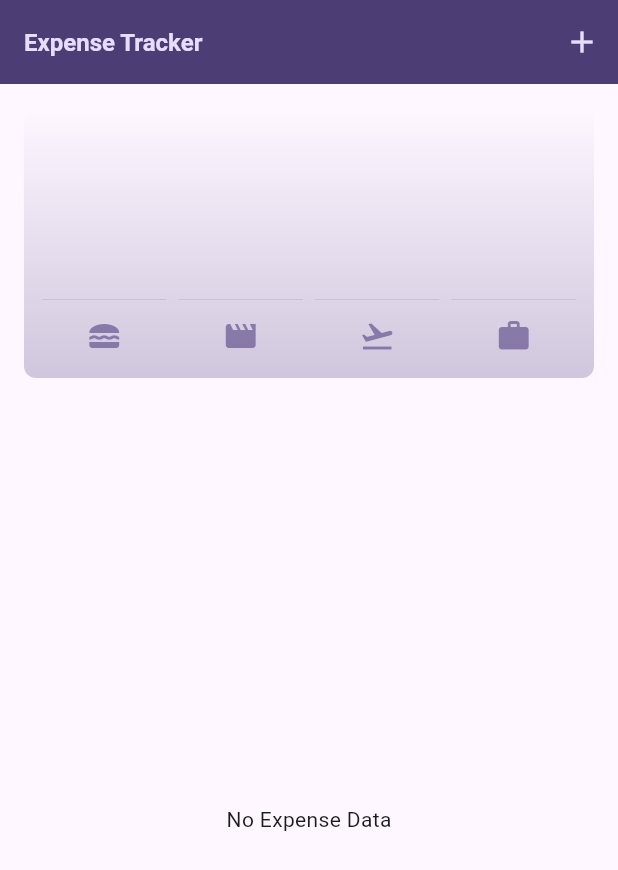
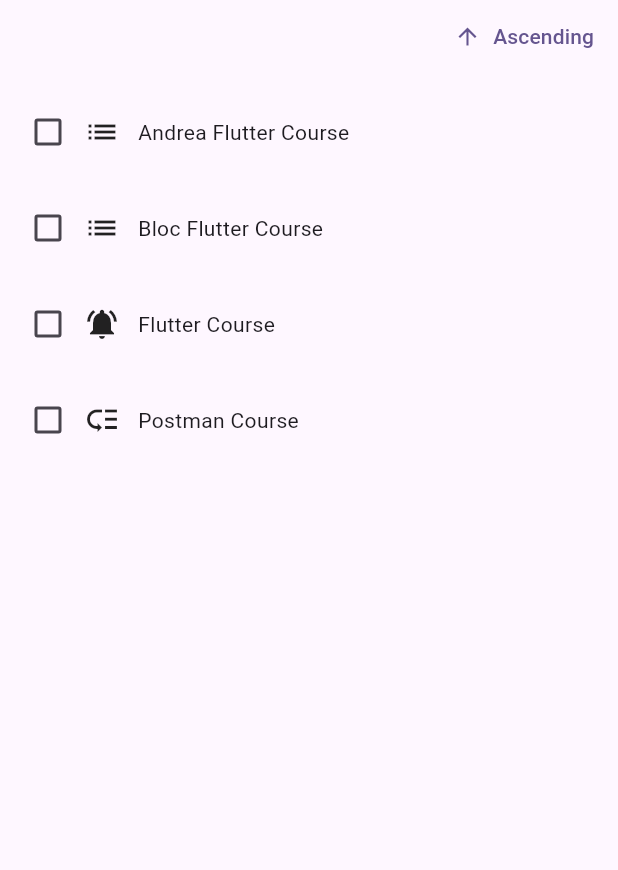
Before and after one commit to amaljithkthomas/expense_tracker, a Flutter app: the screen it shows after launch, on a phone screen of 412 x 824 dp. Shown: the top 870 px of the screen. Run offline on Flutter 3.47's test engine with Material 3 defaults, Android fonts, the phone set to English and light mode, and no system bars.

```diff
--- /dev/null
+++ b/lib/key/key.dart
@@ -0,0 +1,72 @@
+import 'package:expense_tracker/key/todo.dart';
+import 'package:flutter/cupertino.dart';
+import 'package:flutter/material.dart';
+
+class Todo {
+  const Todo(this.text, this.priority);
+
+  final String text;
+  final Priority priority;
+}
+
+class KeyTest extends StatefulWidget {
+  const KeyTest({super.key});
+  @override
+  State<KeyTest> createState() {
+    return _KeyTestState();
+  }
+}
+
+class _KeyTestState extends State<KeyTest> {
+  String order = 'asc';
+  final todoList = const [
+    Todo('Flutter Course', Priority.urgent),
+    Todo('Postman Course', Priority.low),
+    Todo('Andrea Flutter Course', Priority.normal),
+    Todo('Bloc Flutter Course', Priority.normal)
+  ];
+
+  void changeOrder() {
+    setState(() {
+      order = order == 'asc' ? 'des' : 'asc';
+    });
+  }
+
+  List<Todo> get sortedTodo {
+    var newList = List.of(todoList);
+    newList.sort((a, b) {
+      final bComeAfterA = a.text.compareTo(b.text);
+      return order == 'asc' ? bComeAfterA : -bComeAfterA;
+    });
+    return newList;
+  }
+
+  @override
+  Widget build(context) {
+    return Scaffold(
+      body: SafeArea(
+          child: Column(
+        children: [
+          Align(
+            alignment: Alignment.centerRight,
+            child: TextButton.icon(
+              onPressed: changeOrder,
+              label: Text(order == 'asc' ? 'Ascending' : 'Descending'),
+              icon: Icon(
+                  order == 'asc' ? Icons.arrow_upward : Icons.arrow_downward),
+            ),
+          ),
+          const SizedBox(
+            height: 8,
+          ),
+          for (var item in sortedTodo)
+            CheckableTodoItem(
+              key: ValueKey(item.text),
+              item.text,
+              item.priority,
+            )
+        ],
+      )),
+    );
+  }
+}
--- /dev/null
+++ b/lib/key/todo.dart
@@ -0,0 +1,77 @@
+import 'package:flutter/material.dart';
+
+enum Priority {
+  urgent,
+  normal,
+  low;
+
+  IconData get priorityIcon {
+    switch (this) {
+      case Priority.normal:
+        return Icons.list;
+      case Priority.low:
+        return Icons.low_priority;
+      case Priority.urgent:
+        return Icons.notifications_active;
+    }
+  }
+}
+
+class TodoItem extends StatelessWidget {
+  const TodoItem(this.text, this.priority, {super.key});
+
+  final String text;
+  final Priority priority;
+
+  @override
+  Widget build(BuildContext context) {
+    return Padding(
+      padding: const EdgeInsets.all(8),
+      child: Row(
+        children: [
+          Icon(priority.priorityIcon),
+          const SizedBox(width: 12),
+          Text(text),
+        ],
+      ),
+    );
+  }
+}
+
+class CheckableTodoItem extends StatefulWidget {
+  const CheckableTodoItem(this.text, this.priority, {super.key});
+
+  final String text;
+  final Priority priority;
+
+  @override
+  State<CheckableTodoItem> createState() => _CheckableTodoItemState();
+}
+
+class _CheckableTodoItemState extends State<CheckableTodoItem> {
+  bool? isCheck = false;
+
+  void changeState(bool? value) {
+    setState(() {
+      isCheck = value;
+    });
+  }
+
+  @override
+  Widget build(BuildContext context) {
+    return Padding(
+      padding: const EdgeInsets.all(8),
+      child: Row(
+        children: [
+          Checkbox(
+            value: isCheck,
+            onChanged: changeState,
+          ),
+          Icon(widget.priority.priorityIcon),
+          const SizedBox(width: 12),
+          Text(widget.text),
+        ],
+      ),
+    );
+  }
+}
--- a/lib/main.dart
+++ b/lib/main.dart
@@ -2,6 +2,7 @@ import 'package:expense_tracker/constants.dart';
 import 'package:expense_tracker/expenses.dart';
 import 'package:flutter/material.dart';
 //import 'package:flutter/services.dart';
+import 'package:expense_tracker/key/key.dart';
 
 void main() {
   // WidgetsFlutterBinding.ensureInitialized();
@@ -59,7 +60,7 @@ class MyApp extends StatelessWidget {
             ),
       ),
       themeMode: ThemeMode.system,
-      home: const Expense(),
+      home: const KeyTest(),
     );
   }
 }
```
